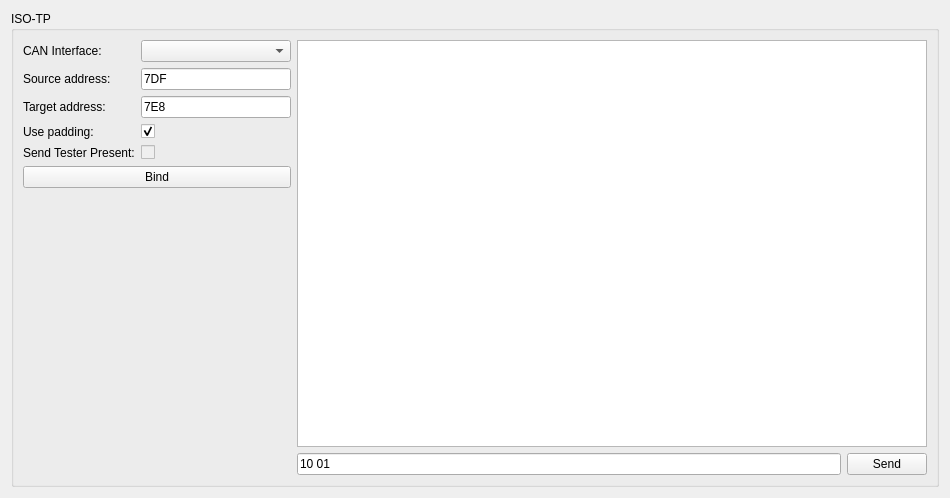
Above: src/plugins/isotptool/isotpwidget.ui from lindwurm-can/lindwurm before the change. Below: the same form after it.
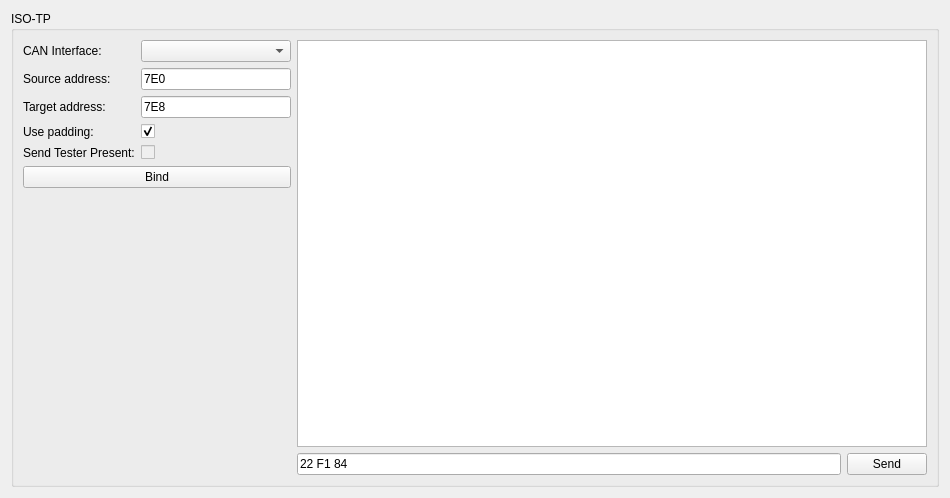
That is the form after the change.

What changed in the file:
```diff
--- a/src/plugins/isotptool/isotpwidget.ui
+++ b/src/plugins/isotptool/isotpwidget.ui
@@ -96,7 +96,7 @@
              </size>
             </property>
             <property name="text">
-             <string>7DF</string>
+             <string>7E0</string>
             </property>
            </widget>
           </item>
@@ -212,7 +212,7 @@
           <item>
            <widget class="QLineEdit" name="dataEdit">
             <property name="text">
-             <string>10 01</string>
+             <string>22 F1 84</string>
             </property>
            </widget>
           </item>
```
